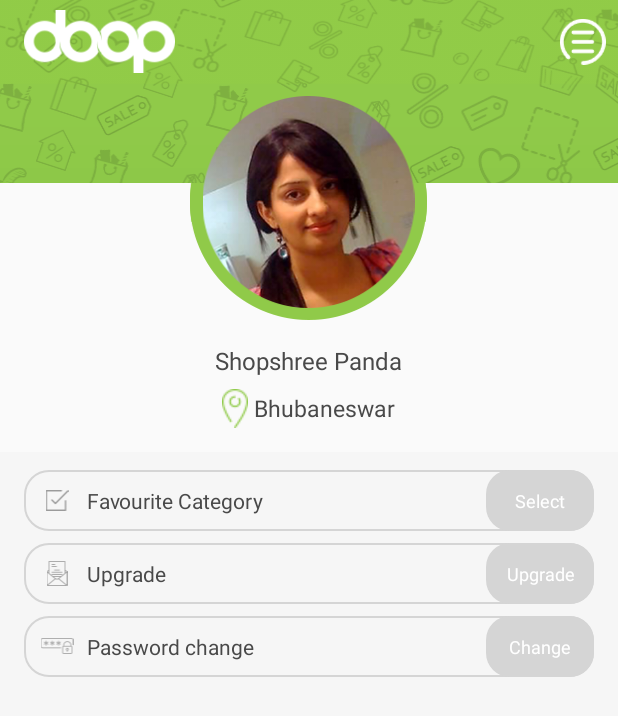
After one commit to hungnguyenthanh/godfather, an Android app: the UserDashboardActivity screen opened directly, with no data from a screen before it, on a phone screen of 412 x 824 dp. The commit adds this screen. Shown: the top 716 px of the screen. Run offline under Robolectric (Android 15) with nearby library versions, the phone set to English and light mode, and no system bars.

Commit message:
User Dashboard

```diff
--- a/app/src/main/java/com/snapsofts/doopapp/ui/activity/BaseActivity.java
+++ b/app/src/main/java/com/snapsofts/doopapp/ui/activity/BaseActivity.java
@@ -38,7 +38,7 @@ public class BaseActivity extends AppCompatActivity {
             btnWishList.setOnClickListener(new View.OnClickListener() {
                 @Override
                 public void onClick(View view) {
-                    Intent intent = new Intent(BaseActivity.this, WishlistListActivity.class);
+                    Intent intent = new Intent(BaseActivity.this, UserDashboardActivity.class);
                     startActivity(intent);
                 }
             });
--- /dev/null
+++ b/app/src/main/java/com/snapsofts/doopapp/ui/activity/UserDashboardActivity.java
@@ -0,0 +1,18 @@
+package com.snapsofts.doopapp.ui.activity;
+
+import android.os.Bundle;
+import android.support.annotation.Nullable;
+import android.support.v7.app.AppCompatActivity;
+
+import com.snapsofts.doopapp.R;
+
+/**
+ * Created by dangnv on 4/21/16.
+ */
+public class UserDashboardActivity extends AppCompatActivity {
+    @Override
+    protected void onCreate(@Nullable Bundle savedInstanceState) {
+        super.onCreate(savedInstanceState);
+        setContentView(R.layout.activity_user_dashboard);
+    }
+}
--- /dev/null
+++ b/app/src/main/res/drawable/icon_select_selector.xml
@@ -0,0 +1,5 @@
+<?xml version="1.0" encoding="utf-8"?>
+<selector xmlns:android="http://schemas.android.com/apk/res/android">
+    <item android:drawable="@drawable/icon_select"></item>
+    <item android:drawable="@drawable/icon_select_on" android:state_checked="true"></item>
+</selector>
--- /dev/null
+++ b/app/src/main/res/drawable/rounded_box_gray_transparent.xml
@@ -0,0 +1,10 @@
+<?xml version="1.0" encoding="utf-8"?>
+<selector xmlns:android="http://schemas.android.com/apk/res/android">
+    <item>
+        <shape android:shape="rectangle">
+            <corners android:radius="16dp" />
+            <solid android:color="#00000000" />
+            <stroke android:width="1dp" android:color="#d5d5d5" />
+        </shape>
+    </item>
+</selector>
--- /dev/null
+++ b/app/src/main/res/drawable/rounded_box_green.xml
@@ -0,0 +1,16 @@
+<?xml version="1.0" encoding="utf-8"?>
+<selector xmlns:android="http://schemas.android.com/apk/res/android">
+    <item android:state_checked="true">
+        <shape android:shape="rectangle">
+            <corners android:radius="16dp" />
+            <solid android:color="@color/text_color_green" />
+        </shape>
+    </item>
+    <item>
+        <shape android:shape="rectangle">
+            <corners android:radius="16dp" />
+            <solid android:color="@color/gray" />
+        </shape>
+    </item>
+
+</selector>
--- a/app/src/main/res/layout/activity_list_category.xml
+++ b/app/src/main/res/layout/activity_list_category.xml
@@ -11,8 +11,8 @@
 
     <FrameLayout
         android:layout_width="match_parent"
-        android:background="#fff"
-        android:layout_height="wrap_content">
+        android:layout_height="wrap_content"
+        android:background="#fff">
 
         <View
             android:layout_width="match_parent"
@@ -24,8 +24,8 @@
             android:id="@+id/tabs"
             android:layout_width="match_parent"
             android:layout_height="wrap_content"
+            android:layout_marginBottom="6.5dp"
             android:overScrollMode="never"
-            android:layout_marginBottom="6.5dp"
             app:tabIndicatorColor="@color/colorPrimaryDark"
             app:tabIndicatorHeight="3dp"
             app:tabMode="scrollable" />
--- /dev/null
+++ b/app/src/main/res/layout/activity_user_dashboard.xml
@@ -0,0 +1,192 @@
+<?xml version="1.0" encoding="utf-8"?>
+<LinearLayout xmlns:android="http://schemas.android.com/apk/res/android"
+    android:layout_width="match_parent"
+    android:layout_height="match_parent"
+    android:orientation="vertical">
+
+    <include layout="@layout/toolbar" />
+
+    <RelativeLayout
+        android:layout_width="match_parent"
+        android:layout_height="wrap_content">
+
+        <ImageView
+            android:id="@+id/roundedBackground"
+            android:layout_width="wrap_content"
+            android:layout_height="wrap_content"
+            android:layout_centerHorizontal="true"
+            android:layout_marginTop="0dp"
+            android:background="@drawable/rounded_background" />
+
+        <ImageView
+            android:id="@+id/background1"
+            android:layout_width="match_parent"
+            android:layout_height="wrap_content"
+            android:background="@drawable/bg_user_dashboard" />
+
+        <ImageView
+            android:id="@+id/imgUserAvatar"
+            android:layout_width="wrap_content"
+            android:layout_height="wrap_content"
+            android:layout_alignBottom="@+id/roundedBackground"
+            android:layout_alignLeft="@+id/roundedBackground"
+            android:layout_alignRight="@+id/roundedBackground"
+            android:layout_alignTop="@+id/roundedBackground"
+            android:padding="8dp"
+            android:src="@drawable/demo_user_avatar" />
+
+        <TextView
+            android:id="@+id/tvUserName"
+            android:layout_width="wrap_content"
+            android:layout_height="wrap_content"
+            android:layout_below="@+id/imgUserAvatar"
+            android:layout_centerHorizontal="true"
+            android:layout_marginTop="16dp"
+            android:lines="1"
+            android:text="Shopshree Panda"
+            android:textColor="#494949"
+            android:textSize="16sp" />
+
+        <TextView
+            android:id="@+id/tvUserLocation"
+            android:layout_width="wrap_content"
+            android:layout_height="wrap_content"
+            android:layout_below="@+id/tvUserName"
+            android:layout_centerHorizontal="true"
+            android:layout_marginTop="8dp"
+            android:drawableLeft="@drawable/icon_location"
+            android:drawablePadding="4dp"
+            android:ellipsize="end"
+            android:gravity="center_vertical"
+            android:lines="1"
+            android:text="Bhubaneswar"
+            android:textColor="#494949"
+            android:textSize="15sp" />
+    </RelativeLayout>
+
+    <LinearLayout
+        android:layout_width="match_parent"
+        android:layout_height="0dp"
+        android:layout_marginTop="16dp"
+        android:layout_weight="1"
+        android:background="#f6f6f6"
+        android:orientation="vertical"
+        android:paddingLeft="16dp"
+        android:paddingRight="16dp"
+        android:paddingTop="12dp">
+
+        <LinearLayout
+            android:layout_width="match_parent"
+            android:layout_height="wrap_content"
+            android:background="@drawable/rounded_box_gray_transparent"
+            android:orientation="vertical">
+
+            <LinearLayout
+                android:layout_width="match_parent"
+                android:layout_height="wrap_content"
+                android:gravity="center_vertical"
+                android:orientation="horizontal">
+
+                <ImageView
+                    android:layout_width="28dp"
+                    android:layout_height="wrap_content"
+                    android:layout_marginLeft="8dp"
+                    android:src="@drawable/icon_favorite_category" />
+
+                <TextView
+                    android:layout_width="0dp"
+                    android:layout_height="wrap_content"
+                    android:layout_marginLeft="6dp"
+                    android:layout_weight="1"
+                    android:text="@string/favourite_category"
+                    android:textColor="#494949"
+                    android:textSize="14sp" />
+
+                <TextView
+                    android:layout_width="72dp"
+                    android:layout_height="wrap_content"
+                    android:background="@drawable/rounded_box_green"
+                    android:gravity="center_horizontal"
+                    android:paddingBottom="12dp"
+                    android:paddingTop="12dp"
+                    android:text="@string/select"
+                    android:textColor="@color/text_color_white"
+                    android:textSize="12sp" />
+
+            </LinearLayout>
+
+            <ListView
+                android:layout_width="match_parent"
+                android:layout_height="wrap_content"></ListView>
+        </LinearLayout>
+
+        <LinearLayout
+            android:layout_width="match_parent"
+            android:layout_height="wrap_content"
+            android:layout_marginTop="8dp"
+            android:background="@drawable/rounded_box_gray_transparent"
+            android:gravity="center_vertical">
+
+            <ImageView
+                android:layout_width="28dp"
+                android:layout_height="wrap_content"
+                android:layout_marginLeft="8dp"
+                android:src="@drawable/icon_email_gray" />
+
+            <TextView
+                android:layout_width="0dp"
+                android:layout_height="wrap_content"
+                android:layout_marginLeft="6dp"
+                android:layout_weight="1"
+                android:text="@string/upgrade"
+                android:textColor="#494949"
+                android:textSize="14sp" />
+
+            <TextView
+                android:layout_width="72dp"
+                android:layout_height="wrap_content"
+                android:background="@drawable/rounded_box_green"
+                android:gravity="center_horizontal"
+                android:paddingBottom="12dp"
+                android:paddingTop="12dp"
+                android:text="@string/upgrade"
+                android:textColor="@color/text_color_white"
+                android:textSize="12sp" />
+        </LinearLayout>
+
+        <LinearLayout
+            android:layout_width="match_parent"
+            android:layout_height="wrap_content"
+            android:layout_marginTop="8dp"
+            android:background="@drawable/rounded_box_gray_transparent"
+            android:gravity="center_vertical">
+
+            <ImageView
+                android:layout_width="28dp"
+                android:layout_height="wrap_content"
+                android:layout_marginLeft="8dp"
+                android:src="@drawable/icon_password" />
+
+            <TextView
+                android:layout_width="0dp"
+                android:layout_height="wrap_content"
+                android:layout_marginLeft="6dp"
+                android:layout_weight="1"
+                android:text="@string/password_change"
+                android:textColor="#494949"
+                android:textSize="14sp" />
+
+            <TextView
+                android:layout_width="72dp"
+                android:layout_height="wrap_content"
+                android:background="@drawable/rounded_box_green"
+                android:gravity="center_horizontal"
+                android:paddingBottom="12dp"
+                android:paddingTop="12dp"
+                android:text="@string/change"
+                android:textColor="@color/text_color_white"
+                android:textSize="12sp" />
+        </LinearLayout>
+    </LinearLayout>
+
+</LinearLayout>
--- /dev/null
+++ b/app/src/main/res/layout/item_category_dashboard.xml
@@ -0,0 +1,20 @@
+<?xml version="1.0" encoding="utf-8"?>
+<LinearLayout xmlns:android="http://schemas.android.com/apk/res/android"
+    android:layout_width="match_parent"
+    android:layout_height="wrap_content"
+    android:gravity="center_vertical"
+    android:orientation="horizontal">
+
+    <ImageView
+        android:layout_width="20dp"
+        android:layout_height="wrap_content"
+        android:src="@drawable/icon_select_selector" />
+
+    <TextView
+        android:layout_width="wrap_content"
+        android:layout_height="wrap_content"
+        android:layout_marginLeft="6dp"
+        android:text="Travel, Entertaiment"
+        android:textColor="@color/text_color"
+        android:textSize="14sp" />
+</LinearLayout>
--- a/app/src/main/res/values/colors.xml
+++ b/app/src/main/res/values/colors.xml
@@ -22,4 +22,6 @@
     <color name="text_item_category_description">#f57333</color>
 
     <color name="divider_color">#e7ecf0</color>
+    <color name="gray">#d5d5d5</color>
+    <color name="text_color">#494949</color>
 </resources>
--- a/app/src/main/res/values/strings.xml
+++ b/app/src/main/res/values/strings.xml
@@ -7,4 +7,9 @@
     <string name="action_settings">Settings</string>
     <string name="create_free_doop_account">Create a Free <b>doop</b> Account</string>
     <string name="looking_for_deals">Looking for Deals?</string>
+    <string name="select">Select</string>
+    <string name="upgrade">Upgrade</string>
+    <string name="change">Change</string>
+    <string name="favourite_category">Favourite Category</string>
+    <string name="password_change">Password change</string>
 </resources>
```
Also changed, not shown: app/src/main/AndroidManifest.xml (+5 -2 lines), app/src/main/res/drawable-hdpi/bg_user_dashboard.png (added), app/src/main/res/drawable-hdpi/demo_user_avatar.png (added), app/src/main/res/drawable-hdpi/icon_email_gray.png (added), app/src/main/res/drawable-hdpi/icon_favorite_category.png (added), app/src/main/res/drawable-hdpi/icon_password.png (added), app/src/main/res/drawable-hdpi/rounded_background.png (added), app/src/main/res/drawable/icon_location.png (added), app/src/main/res/drawable/icon_select.png (added), app/src/main/res/drawable/icon_select_on.png (added).
